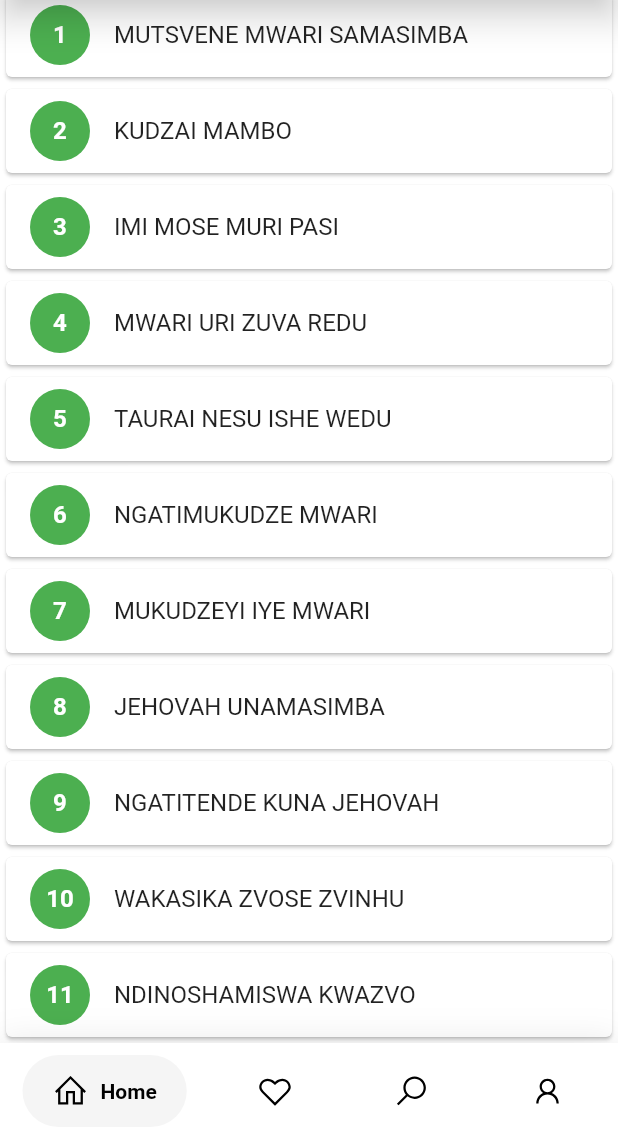
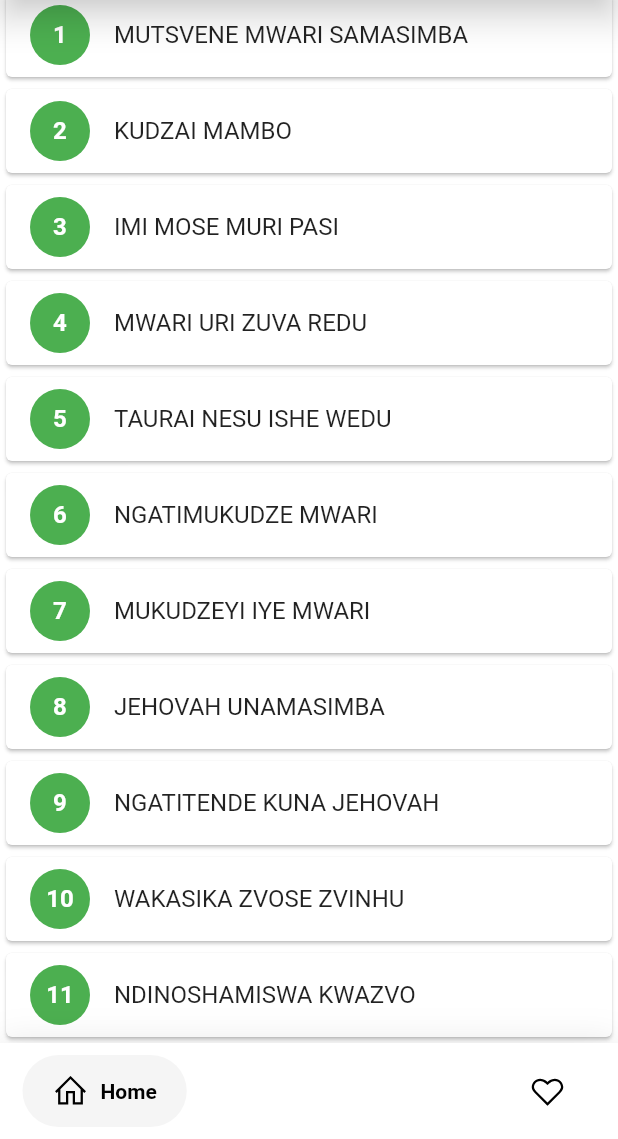
Before and after one commit to malvernbright/aafm-hymns, a Flutter app: the screen it shows after launch, on a phone screen of 412 x 824 dp, the part 97-1236 px from its top. Run offline on Flutter 3.47's test engine with Material 2 defaults, Android fonts, the phone set to English and light mode, and no system bars; drawn by our look-alikes of google_nav_bar; our stand-ins replace line_icons.

Commit message:
Removed redundant pages

```diff
--- a/lib/pages/home_page.dart
+++ b/lib/pages/home_page.dart
@@ -13,14 +13,6 @@ class HomePage extends StatelessWidget {
     HymnsList(),
     Text(
       'Likes',
-      style: optionStyle,
-    ),
-    Text(
-      'Search',
-      style: optionStyle,
-    ),
-    Text(
-      'Profile',
       style: optionStyle,
     ),
   ];
@@ -70,14 +62,6 @@ class HomePage extends StatelessWidget {
                       icon: LineIcons.heart,
                       text: 'Likes',
                     ),
-                    GButton(
-                      icon: LineIcons.search,
-                      text: 'Search',
-                    ),
-                    GButton(
-                      icon: LineIcons.user,
-                      text: 'Profile',
-                    ),
                   ],
                   selectedIndex: provider.selectedIndex,
                   onTabChange: (index) {
--- a/lib/pages/hymns_list.dart
+++ b/lib/pages/hymns_list.dart
@@ -8,7 +8,6 @@ class HymnsList extends StatelessWidget {
 
   @override
   Widget build(BuildContext context) {
-    final _scrollController = FixedExtentScrollController();
     return FutureBuilder(
       future:
           DefaultAssetBundle.of(context).loadString('assets/hymns/hymns.json'),
```
